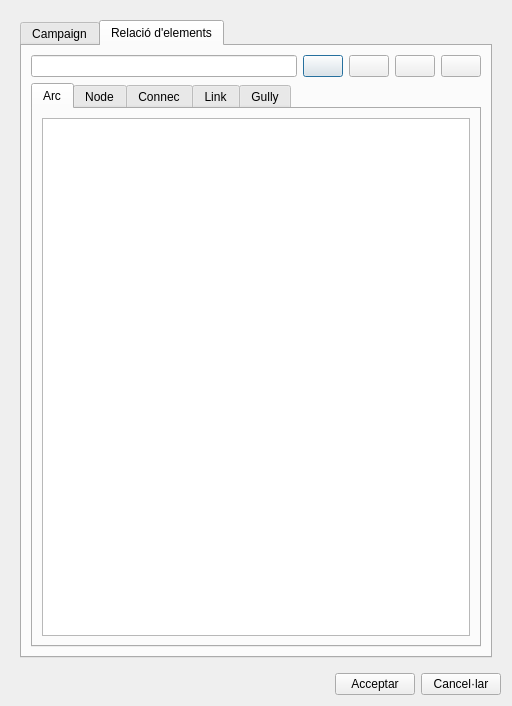
Before: the Qt Designer form core/ui/toolbars/cm/add_campaign_visit.ui in Giswater/giswater_qgis_plugin, drawn with Qt 5.
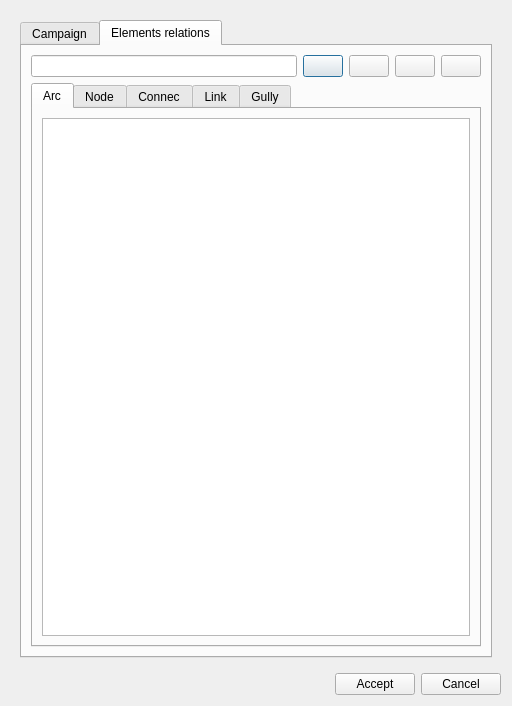
After: the same form once the commit is applied. The open tabs and pages were chosen to show the change. Icons and pictures are not drawn.

```diff
--- a/core/ui/toolbars/cm/add_campaign_visit.ui
+++ b/core/ui/toolbars/cm/add_campaign_visit.ui
@@ -34,7 +34,7 @@
         </widget>
         <widget class="QWidget" name="tab_relations">
          <attribute name="title">
-          <string>Relació d'elements</string>
+          <string>Elements relations</string>
          </attribute>
          <layout class="QVBoxLayout" name="verticalLayout_4">
           <item>
@@ -173,14 +173,14 @@
      <item row="0" column="1">
       <widget class="QPushButton" name="btn_accept">
        <property name="text">
-        <string>Acceptar</string>
+        <string>Accept</string>
        </property>
       </widget>
      </item>
      <item row="0" column="2">
       <widget class="QPushButton" name="btn_cancel">
        <property name="text">
-        <string>Cancel·lar</string>
+        <string>Cancel</string>
        </property>
       </widget>
      </item>
```
Left out of the diff: 2 changed lines with no effect on the pictures.
